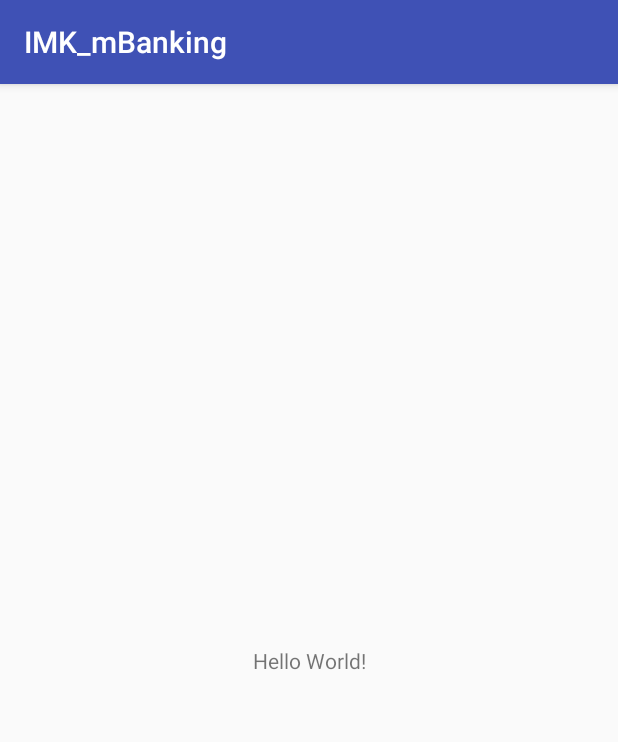
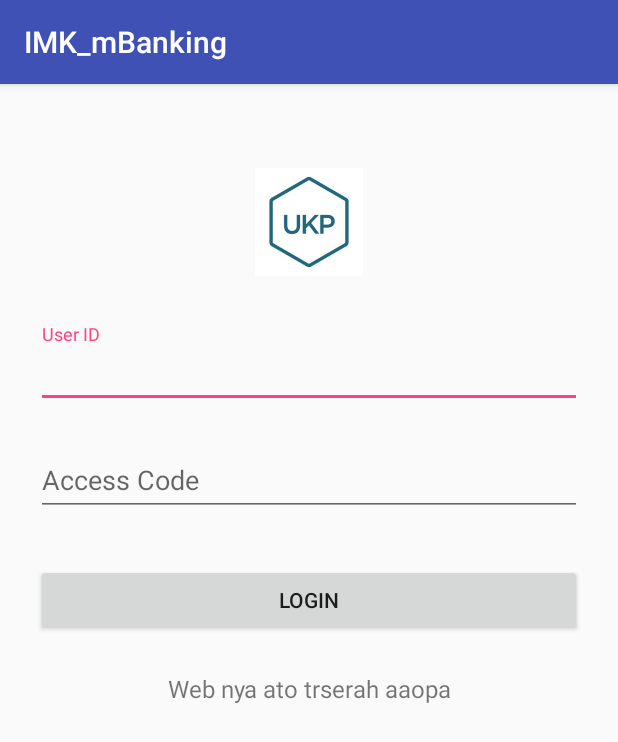
Before and after one commit to ABOGABOGI/IMK_mBanking, an Android app: the screen it shows after launch (MainActivity), on a phone screen of 412 x 824 dp. Shown: the top 742 px of the screen. Run offline under Robolectric (Android 15) with nearby library versions, the light colour scheme and no system bars.

Commit message:
Ver. 0.001
-Coba Login Page

```diff
--- a/app/build.gradle
+++ b/app/build.gradle
@@ -22,6 +22,7 @@ dependencies {
     implementation fileTree(dir: 'libs', include: ['*.jar'])
     implementation 'com.android.support:appcompat-v7:27.1.1'
     implementation 'com.android.support.constraint:constraint-layout:1.1.3'
+    implementation 'com.android.support:design:27.1.1'
     testImplementation 'junit:junit:4.12'
     androidTestImplementation 'com.android.support.test:runner:1.0.2'
     androidTestImplementation 'com.android.support.test.espresso:espresso-core:3.0.2'
--- a/app/src/main/res/layout/activity_main.xml
+++ b/app/src/main/res/layout/activity_main.xml
@@ -1,18 +1,73 @@
 <?xml version="1.0" encoding="utf-8"?>
-<android.support.constraint.ConstraintLayout xmlns:android="http://schemas.android.com/apk/res/android"
+<ScrollView xmlns:android="http://schemas.android.com/apk/res/android"
     xmlns:app="http://schemas.android.com/apk/res-auto"
     xmlns:tools="http://schemas.android.com/tools"
-    android:layout_width="match_parent"
-    android:layout_height="match_parent"
-    tools:context=".MainActivity">
+    android:layout_width="fill_parent"
+    android:layout_height="fill_parent"
+    tools:context=".MainActivity"
+    android:fitsSystemWindows="true">
 
-    <TextView
-        android:layout_width="wrap_content"
+    <LinearLayout
+        android:orientation="vertical"
+        android:layout_width="match_parent"
         android:layout_height="wrap_content"
-        android:text="Hello World!"
-        app:layout_constraintBottom_toBottomOf="parent"
-        app:layout_constraintLeft_toLeftOf="parent"
-        app:layout_constraintRight_toRightOf="parent"
-        app:layout_constraintTop_toTopOf="parent" />
+        android:paddingTop="56dp"
+        android:paddingLeft="24dp"
+        android:paddingRight="24dp">
 
-</android.support.constraint.ConstraintLayout>
+        <ImageView android:src="@drawable/logo"
+            android:layout_width="wrap_content"
+            android:layout_height="72dp"
+            android:layout_marginBottom="24dp"
+            android:layout_gravity="center_horizontal" />
+
+        <!-- Email Label -->
+        <android.support.design.widget.TextInputLayout
+            android:layout_width="match_parent"
+            android:layout_height="wrap_content"
+            android:layout_marginTop="8dp"
+            android:layout_marginBottom="8dp">
+
+            <EditText
+                android:id="@+id/input_id"
+                android:layout_width="match_parent"
+                android:layout_height="wrap_content"
+                android:hint="User ID"
+                android:inputType="text" />
+        </android.support.design.widget.TextInputLayout>
+
+        <!-- Password Label -->
+        <android.support.design.widget.TextInputLayout
+            android:layout_width="match_parent"
+            android:layout_height="wrap_content"
+            android:layout_marginTop="8dp"
+            android:layout_marginBottom="8dp">
+
+            <EditText
+                android:id="@+id/input_password"
+                android:layout_width="match_parent"
+                android:layout_height="wrap_content"
+                android:hint="Access Code"
+                android:inputType="numberPassword" />
+        </android.support.design.widget.TextInputLayout>
+
+        <android.support.v7.widget.AppCompatButton
+            android:id="@+id/btn_login"
+            android:layout_width="fill_parent"
+            android:layout_height="wrap_content"
+            android:layout_marginTop="24dp"
+            android:layout_marginBottom="24dp"
+            android:padding="12dp"
+            android:text="Login"/>
+
+        <TextView android:id="@+id/link_web"
+            android:layout_width="fill_parent"
+            android:layout_height="wrap_content"
+            android:layout_marginBottom="24dp"
+            android:text="Web nya ato trserah aaopa"
+            android:gravity="center"
+            android:textSize="16dip"/>
+
+    </LinearLayout>
+
+</ScrollView>
```
Also changed, not shown: app/src/main/java/petra/tugas/imk_mbanking/MainActivity.java (+95 -0 lines), app/src/main/res/drawable/logo.jpg (added).
